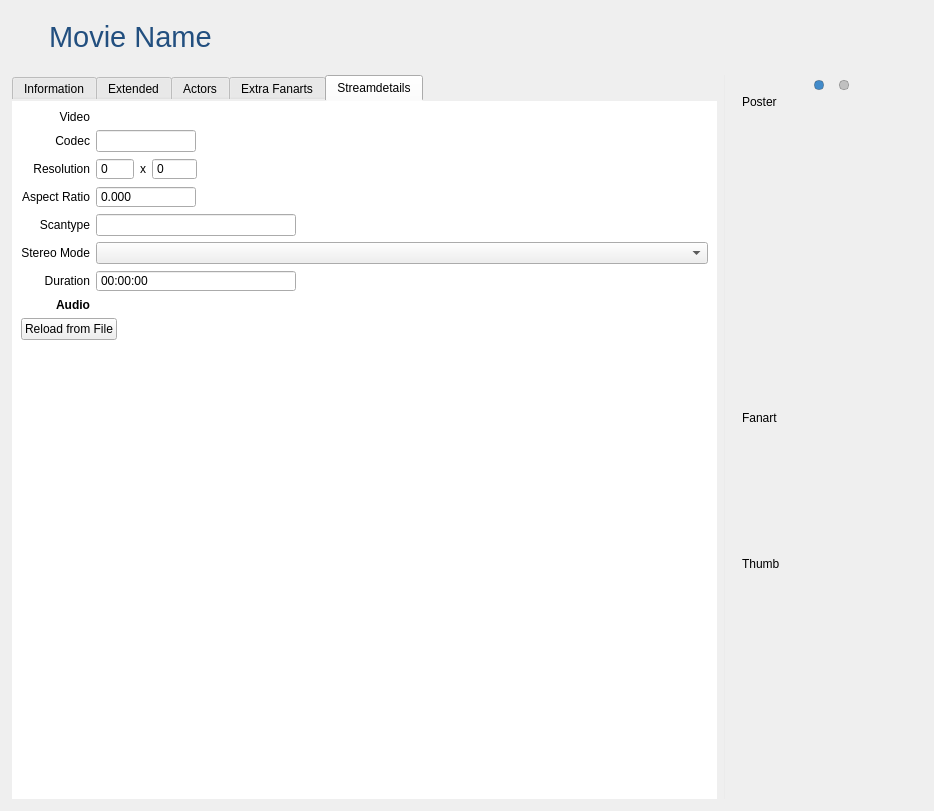
First picture: the form in movies/MovieWidget.ui, repository Komet/MediaElch, before the edit.
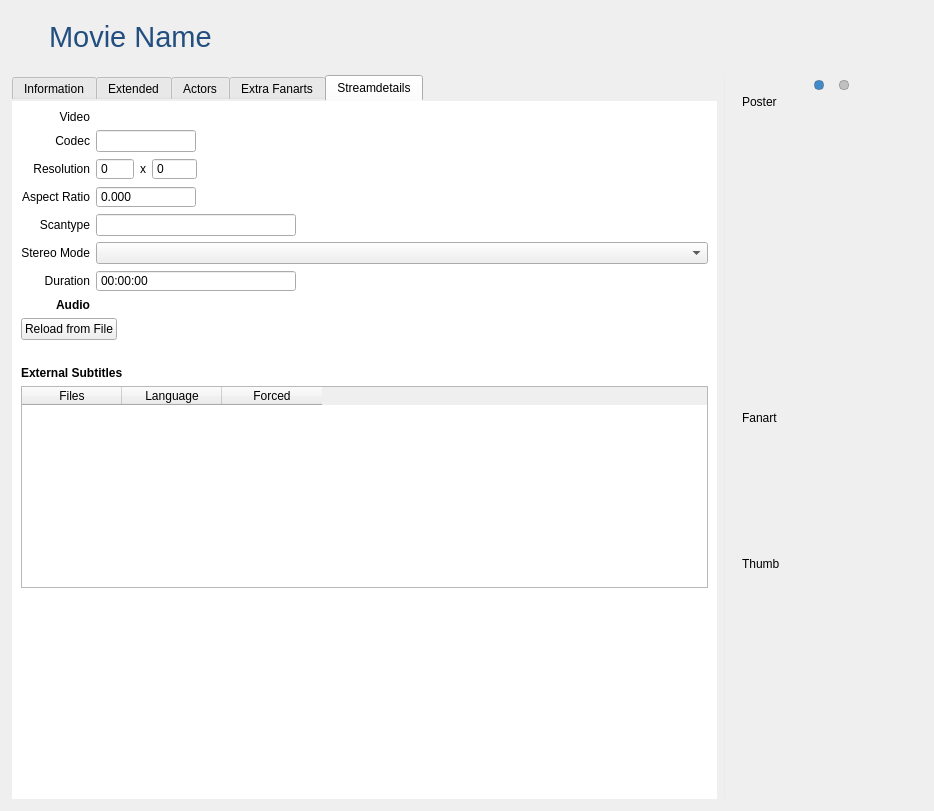
Second picture: the form after the edit. The open tabs and pages were chosen to show the change. Icons and pictures are not drawn. Custom widgets are drawn as their Qt base class.

Commit message: Fixes #218 Support for external subtitles

What changed in the file:
```diff
--- a/movies/MovieWidget.ui
+++ b/movies/MovieWidget.ui
@@ -1121,6 +1121,66 @@
               </item>
              </layout>
             </item>
+            <item>
+             <spacer name="verticalSpacer_4">
+              <property name="orientation">
+               <enum>Qt::Vertical</enum>
+              </property>
+              <property name="sizeType">
+               <enum>QSizePolicy::Fixed</enum>
+              </property>
+              <property name="sizeHint" stdset="0">
+               <size>
+                <width>20</width>
+                <height>20</height>
+               </size>
+              </property>
+             </spacer>
+            </item>
+            <item>
+             <widget class="QLabel" name="label_14">
+              <property name="font">
+               <font>
+                <weight>75</weight>
+                <bold>true</bold>
+               </font>
+              </property>
+              <property name="text">
+               <string>External Subtitles</string>
+              </property>
+             </widget>
+            </item>
+            <item>
+             <widget class="QTableWidget" name="subtitles">
+              <property name="selectionMode">
+               <enum>QAbstractItemView::NoSelection</enum>
+              </property>
+              <property name="selectionBehavior">
+               <enum>QAbstractItemView::SelectRows</enum>
+              </property>
+              <property name="showGrid">
+               <bool>false</bool>
+              </property>
+              <attribute name="verticalHeaderVisible">
+               <bool>false</bool>
+              </attribute>
+              <column>
+               <property name="text">
+                <string>Files</string>
+               </property>
+              </column>
+              <column>
+               <property name="text">
+                <string>Language</string>
+               </property>
+              </column>
+              <column>
+               <property name="text">
+                <string>Forced</string>
+               </property>
+              </column>
+             </widget>
+            </item>
             <item>
              <spacer name="verticalSpacer_8">
               <property name="orientation">
```
The commit also changes 16 other files.
